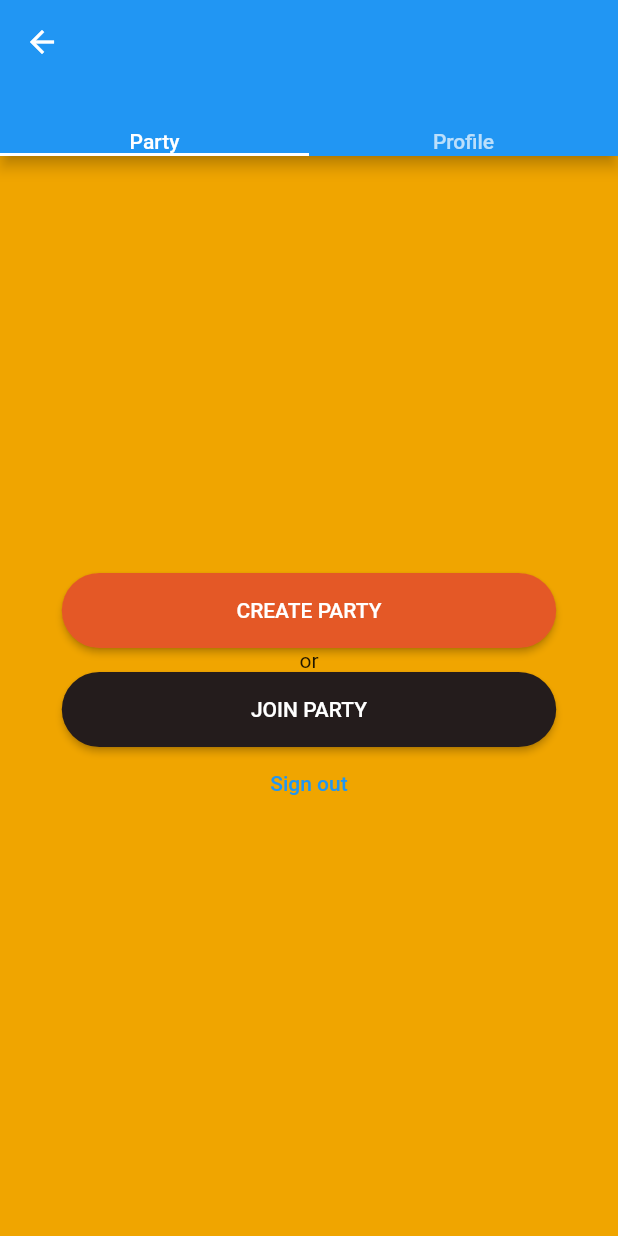
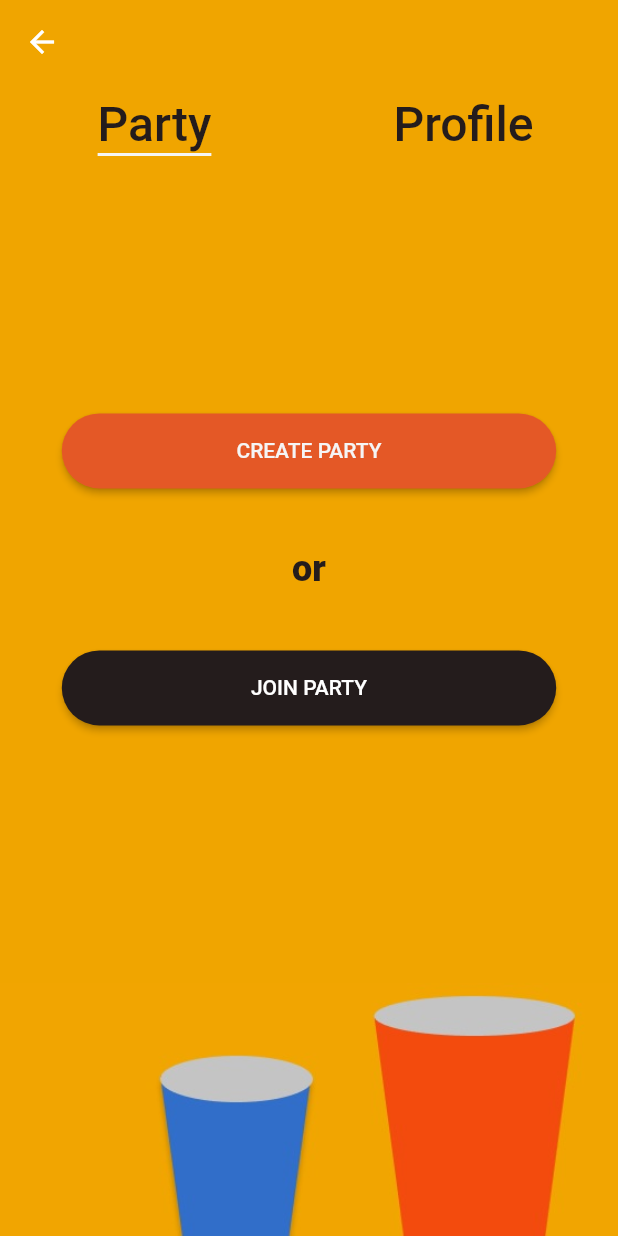
Before and after one commit to pedro-lamego/AI, a Flutter app: the HomePage screen opened by its route, on a phone screen of 412 x 824 dp. Run offline on Flutter 3.47's test engine with Material 2 defaults, Android fonts, the phone set to English and light mode, and no system bars; our stand-ins replace cloud_firestore, cloud_functions, connectivity, firebase_auth, firebase_core, firebase_storage and 3 more; missing offline and left inert: random_avatar; accounts and stored records are empty; generated files the repository leaves out were written again.

Commit message:
Changes in the ui, almost done, missing party and liked songs and parties you have joined and join a party action

```diff
--- a/myapp/lib/home/HomePage.dart
+++ b/myapp/lib/home/HomePage.dart
@@ -38,10 +38,21 @@ class _HomePageState extends State<HomePage> with TickerProviderStateMixin {
     final theme = Theme.of(context);
     return Scaffold(
       appBar: AppBar(
+          backgroundColor: theme.backgroundColor,
+          shadowColor: Colors.transparent,
           bottom: TabBar(
+            indicatorSize: TabBarIndicatorSize.label,
+            indicatorColor: theme.selectedRowColor,
             controller: _tabController,
-        tabs: [Text("Party"), Text("Profile")],
-      )),
+            tabs: [
+              Text(
+                "Party",
+                style: TextStyle(color: theme.hintColor, fontSize: 32),
+              ),
+              Text("Profile",
+                  style: TextStyle(color: theme.hintColor, fontSize: 32))
+            ],
+          )),
       backgroundColor: theme.backgroundColor,
       body: SafeArea(
         child: TabBarView(
--- a/myapp/lib/home/party/PartyPage.dart
+++ b/myapp/lib/home/party/PartyPage.dart
@@ -12,23 +12,47 @@ class PartyPage extends ConsumerWidget {
   @override
   Widget build(BuildContext context, WidgetRef ref) {
     final authManager = ref.watch(authManagerProvider);
-    return Column(
-      mainAxisAlignment: MainAxisAlignment.center,
+    final theme = Theme.of(context);
+    return Center(
+      child: Column(
         children: [
-        PressedButton(
+          Spacer(),
+          Padding(
+            padding: const EdgeInsets.symmetric(vertical: 25.0),
+            child: PressedButton(
               onPressed: () => Navigator.pushNamed(context, CreateParty.route),
-            child: Text("CREATE PARTY")), //TODO Change route
-        Text('or'),
-        PressedButton(
+              child: Text(
+                "CREATE PARTY",
+                style: TextStyle(color: theme.selectedRowColor),
+              ),
+            ),
+          ),
+          Padding(
+            padding: const EdgeInsets.symmetric(vertical: 15.0),
+            child: Text(
+              'or',
+              style: TextStyle(
+                  color: theme.hintColor,
+                  fontWeight: FontWeight.w800,
+                  fontSize: 24),
+            ),
+          ),
+          Padding(
+            padding: const EdgeInsets.symmetric(vertical: 25.0),
+            child: PressedButton(
               onPressed: () => Navigator.pushNamed(context, JoinParty.route),
               child: Text("JOIN PARTY"),
-          color: Color(0xFF241C1C),
-        ), //TODO
-        TextButton(
-          onPressed: () => authManager.signOut(context),
-          child: Text('Sign out'),
+              color: theme.hintColor,
             ),
+          ),
+          // TextButton(
+          //   onPressed: () => authManager.signOut(context),
+          //   child: Text('Sign out'),
+          // ),
+          Spacer(),
+          Image.asset("assets/images/party.jpg", alignment: Alignment.bottomCenter,)
         ],
+      ),
     );
   }
 }
--- a/myapp/lib/main.dart
+++ b/myapp/lib/main.dart
@@ -43,6 +43,7 @@ class _MyAppState extends ConsumerState<MyApp> {
           primaryColor: Color(0xFFE45826),
           hintColor: Color(0xFF241C1C),
           highlightColor: Color(0xFF0FAF63),
+          selectedRowColor: Color(0xFFF5F4F2)
         ),
         routes: RouterConfig.routes,
         home: user.maybeWhen(
--- a/myapp/pubspec.yaml
+++ b/myapp/pubspec.yaml
@@ -37,3 +37,5 @@ dev_dependencies:
 flutter:
 
   uses-material-design: true
+  assets:
+    - assets/images/
```
Also changed, not shown: myapp/lib/aspects/widgets/BigPressedButton.dart (+21 -3 lines), myapp/lib/authentication/LoginPage.dart (+14 -15 lines), myapp/lib/home/profile/ProfilePage.dart (+14 -6 lines), myapp/lib/home/profile/screens/LikedSongs.dart (+16 -4 lines), myapp/lib/home/profile/screens/PartySongs.dart (+9 -3 lines), myapp/assets/images/disco.jpg (added), myapp/assets/images/logo.jpeg (added), myapp/assets/images/party.jpg (added), myapp/assets/images/playlists.jpg (added). Lines whose indentation alone changed are shown as unchanged.
